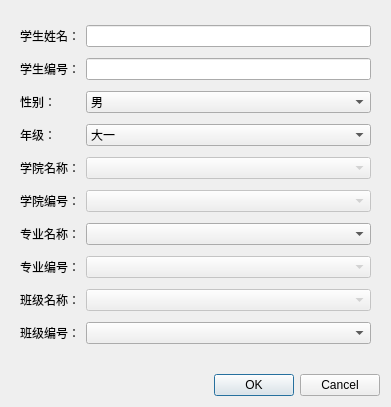
Before: the Qt Designer form DisposeCenter/dialogstudent.ui in Bamboo-a-i/QtExamAdmin, drawn with Qt 5.
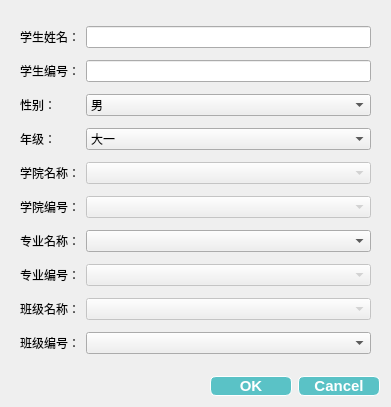
After: the same form once the commit is applied.

Diff of the .ui file:
```diff
--- a/DisposeCenter/dialogstudent.ui
+++ b/DisposeCenter/dialogstudent.ui
@@ -13,6 +13,31 @@
   <property name="windowTitle">
    <string>Dialog</string>
   </property>
+  <property name="styleSheet">
+   <string notr="true">/*pushbutton */
+QPushButton {
+border: 0.5px solid white;
+border-radius: 6px;
+background-color: rgb(90,194,198);
+min-width: 80px;
+font-family: &quot;Microsoft YaHei&quot;;
+font-size:11pt;
+font-weight: bold;
+color:white;
+}
+
+QPushButton:hover {
+border: 0.5px solid white;
+border-radius: 6px;
+background-color: #1fab89;
+min-width: 80px;
+font-family: &quot;Microsoft YaHei&quot;;
+font-size:10pt;
+font-weight: bold;
+color:white;
+}
+</string>
+  </property>
   <layout class="QGridLayout" name="gridLayout_2">
    <item row="0" column="0">
     <widget class="QWidget" name="widget" native="true">
```
